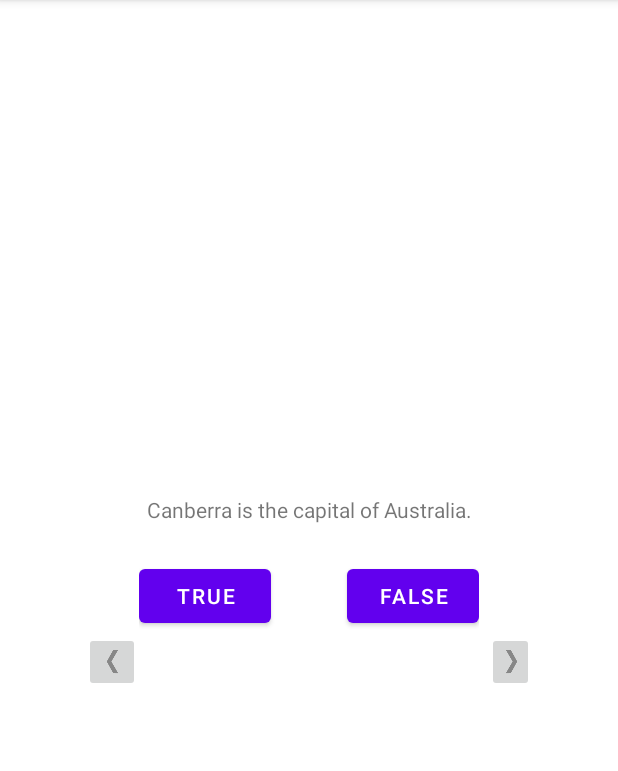
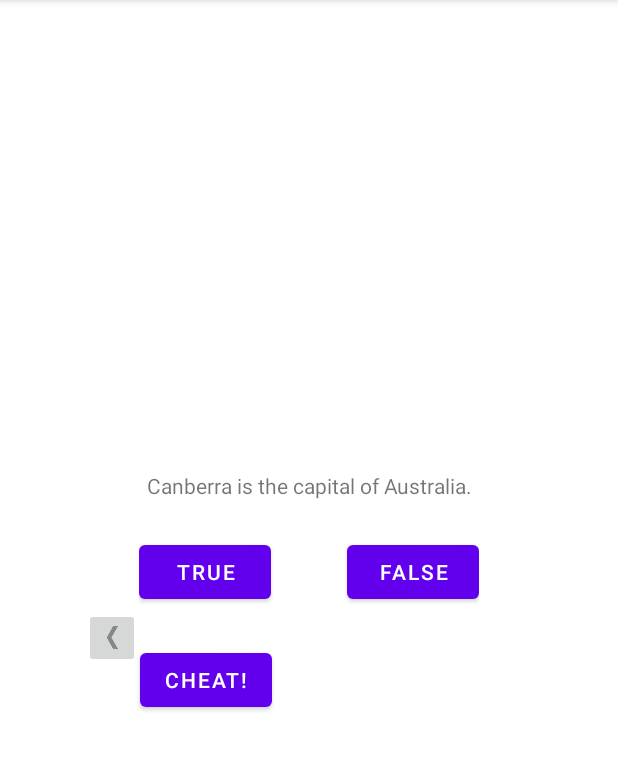
Before and after one commit to ScarlettD1/Android-App, an Android app: the screen it shows after launch (MainActivity), on a phone screen of 412 x 824 dp, the part 84-855 px from its top. Run offline under Robolectric (Android 15) with nearby library versions, the phone set to English and light mode, and no system bars.

```diff
--- a/app/src/main/AndroidManifest.xml
+++ b/app/src/main/AndroidManifest.xml
@@ -10,6 +10,9 @@
         android:supportsRtl="true"
         android:theme="@style/Theme.GeoQuiz">
         <activity
+            android:name=".CheatActivity"
+            android:exported="true" />
+        <activity
             android:name=".MainActivity"
             android:exported="true">
             <intent-filter>
--- a/app/src/main/java/com/bignerdranch/android/geomain/MainActivity.kt
+++ b/app/src/main/java/com/bignerdranch/android/geomain/MainActivity.kt
@@ -1,5 +1,6 @@
 package com.bignerdranch.android.geomain
 
+import android.content.Intent
 import androidx.appcompat.app.AppCompatActivity
 import android.os.Bundle
 import android.util.Log
@@ -14,11 +15,14 @@ import androidx.lifecycle.ViewModelProviders
 
 private const val TAG = "MainActivity"
 private const val KEY_INDEX = "index"
+private const val REQUEST_CODE_CHEAT = 0
+
 class MainActivity : AppCompatActivity() {
     private lateinit var trueButton: Button
     private lateinit var falseButton: Button
     private lateinit var nextButton: ImageButton
     private lateinit var prevButton: ImageButton
+    private lateinit var cheatButton: Button
     private lateinit var questionTextView: TextView
     private var score = 0
     private val quizViewModel: QuizViewModel by lazy {
@@ -40,6 +44,8 @@ class MainActivity : AppCompatActivity() {
         falseButton = findViewById(R.id.false_button)
         nextButton = findViewById(R.id.next_button)
         prevButton = findViewById(R.id.prev_button)
+        cheatButton = findViewById(R.id.cheat_button)
+
         questionTextView = findViewById(R.id.question_text_view)
 
         trueButton.setOnClickListener { view: View ->
@@ -53,6 +59,7 @@ class MainActivity : AppCompatActivity() {
             quizViewModel.moveToNext()
             updateQuestion()
         }
+
         questionTextView.setOnClickListener{
             quizViewModel.moveToNext()
             updateQuestion()
@@ -60,6 +67,12 @@ class MainActivity : AppCompatActivity() {
         prevButton.setOnClickListener {
             quizViewModel.moveToPrev()
             updateQuestion()
+        }
+
+        cheatButton.setOnClickListener {
+            val answerIsTrue = quizViewModel.currentQuestionAnswer
+            val intent = CheatActivity.newIntent(this@MainActivity, answerIsTrue)
+            startActivityForResult(intent, REQUEST_CODE_CHEAT)
         }
 
         updateQuestion()
--- a/app/src/main/res/layout-land/activity_main.xml
+++ b/app/src/main/res/layout-land/activity_main.xml
@@ -50,6 +50,13 @@
             android:contentDescription="@string/prev_button"
             android:src="@drawable/arrow_left" />
 
+        <Button
+            android:id="@+id/cheat_button"
+            android:layout_width="wrap_content"
+            android:layout_height="wrap_content"
+            android:layout_gravity="bottom|center_horizontal"
+            android:text="@string/cheat_button" />
+
         <ImageButton
             android:id="@+id/next_button"
             android:layout_width="wrap_content"
--- a/app/src/main/res/layout/activity_main.xml
+++ b/app/src/main/res/layout/activity_main.xml
@@ -50,6 +50,13 @@
             android:layout_gravity="start"
             android:src="@drawable/arrow_left" />
 
+        <Button
+            android:id="@+id/cheat_button"
+            android:layout_width="wrap_content"
+            android:layout_height="wrap_content"
+            android:layout_marginTop="24dp"
+            android:text="@string/cheat_button" />
+
         <ImageButton
             android:id="@+id/next_button"
             android:layout_width="wrap_content"
@@ -58,5 +65,6 @@
             android:layout_marginLeft="231dp"
             android:contentDescription="@string/next_button"
             android:src="@drawable/arrow_right" />
+
     </LinearLayout>
 </LinearLayout>
--- a/app/src/main/res/values/strings.xml
+++ b/app/src/main/res/values/strings.xml
@@ -16,5 +16,10 @@
     <string name="correct_toast">Correct :)</string>
     <string name="incorrect_toast">Incorrect :(</string>
 
+    <string name="warning_text">Are you sure you want to do this?</string>
+    <string name="show_answer_button">Show Answer</string>
+    <string name="cheat_button">Cheat!</string>
+    <string name="judgment_toast">Cheating is wrong.</string>
+
     <string name="score_value">Score</string>
 </resources>
```
Also changed, not shown: app/src/main/java/com/bignerdranch/android/geomain/CheatActivity.kt (added, +43 -0 lines), app/src/main/res/layout/activity_cheat.xml (added, +27 -0 lines).
